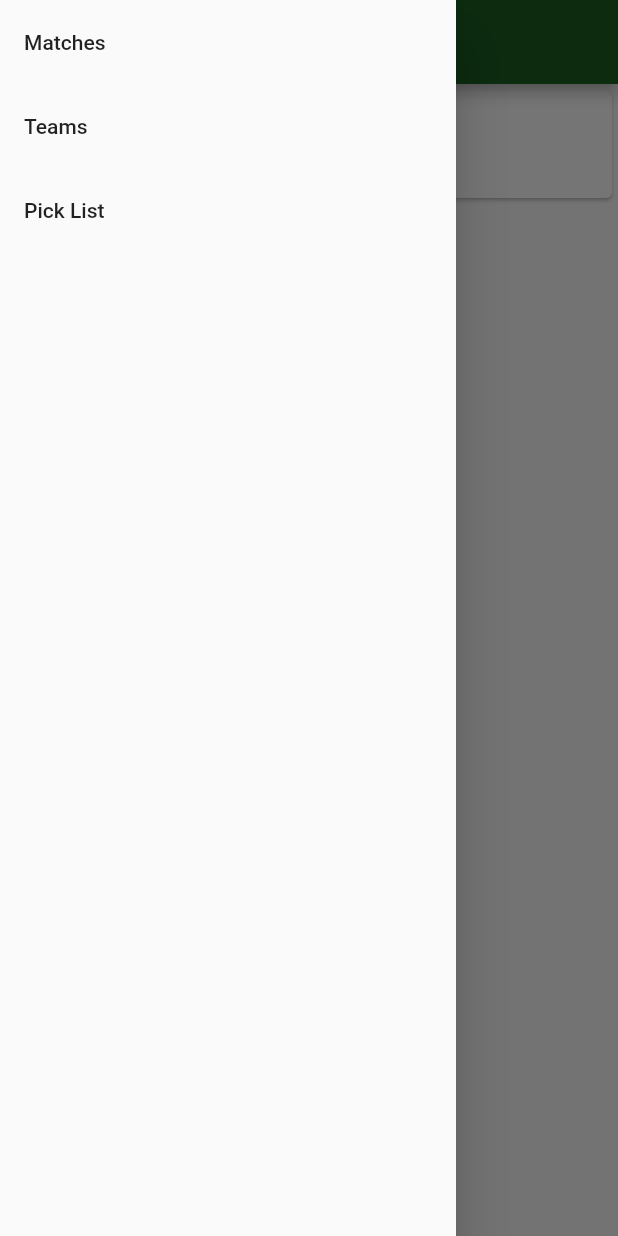
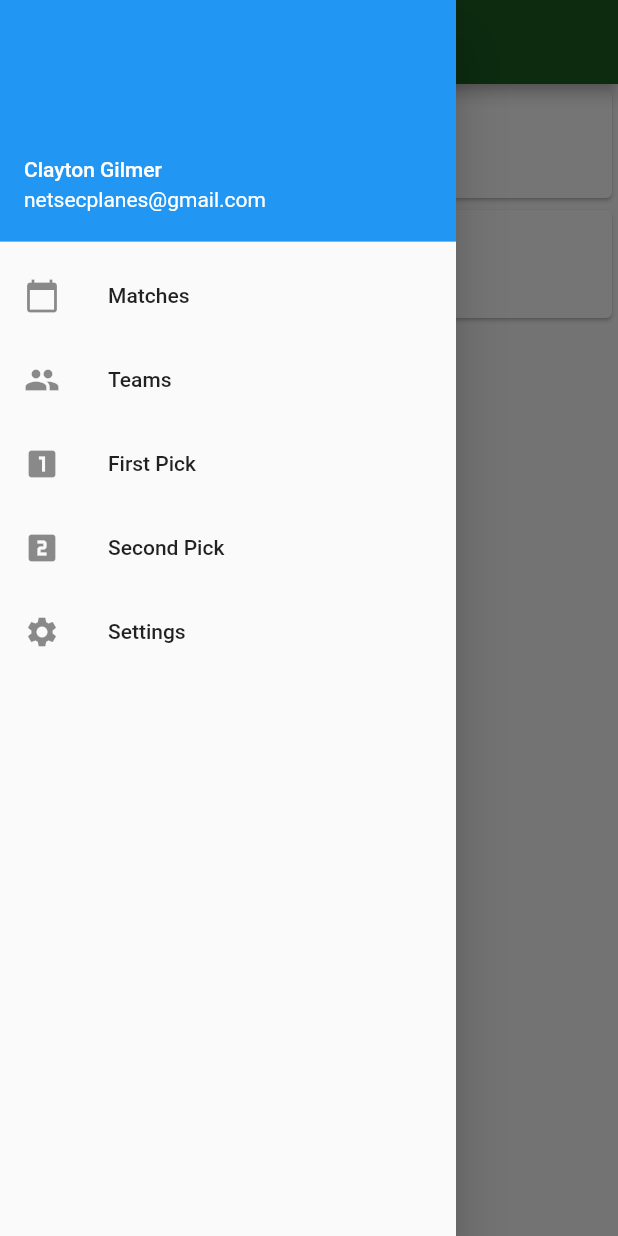
Before and after one commit to claytonjgilmer/punk_picks, a Flutter app: the HomePage screen opened directly, with the side drawer open, on a phone screen of 412 x 824 dp. Run offline on Flutter 3.47's test engine with Material 2 defaults, Android fonts, the phone set to English and light mode, and no system bars; our stand-ins replace firebase_auth, fluro, google_sign_in; accounts and stored records are empty; statements that could not run were skipped.

Commit message:
multidex, mockup homepage

```diff
--- a/lib/pages/home.dart
+++ b/lib/pages/home.dart
@@ -11,14 +11,29 @@ class HomePage extends StatelessWidget {
       drawer: Drawer(
         child: ListView(
           children: <Widget>[
+            UserAccountsDrawerHeader(
+              accountName: Text('Clayton Gilmer'),
+              accountEmail: Text('netsecplanes@gmail.com'),
+            ),
             ListTile(
               title: Text('Matches'),
+              leading: Icon(Icons.calendar_today),
             ),
             ListTile(
               title: Text('Teams'),
+              leading: Icon(Icons.people),
             ),
             ListTile(
-              title: Text('Pick List'),
+              title: Text('First Pick'),
+              leading: Icon(Icons.looks_one),
+            ),
+            ListTile(
+              title: Text('Second Pick'),
+              leading: Icon(Icons.looks_two),
+            ),
+            ListTile(
+              title: Text('Settings'),
+              leading: Icon(Icons.settings),
             )
           ],
         ),
@@ -29,8 +44,20 @@ class HomePage extends StatelessWidget {
             child: Column(
               children: <Widget>[
                 ListTile(
-                  title: Text('Scout a new match'),
-                  subtitle: Text('Scout a new match'),
+                  title: Text('Scout a match'),
+                  subtitle: Text('Start scouting a new match.'),
+                  leading: Icon(Icons.gamepad),
+                )
+              ],
+            ),
+          ),
+          Card(
+            child: Column(
+              children: <Widget>[
+                ListTile(
+                  title: Text('Scout a pit'),
+                  subtitle: Text('Start scouting a team\'s pit.'),
+                  leading: Icon(Icons.flag),
                 )
               ],
             ),
--- a/lib/pages/verify.dart
+++ b/lib/pages/verify.dart
@@ -20,7 +20,7 @@ class _VerifyPageState extends State<VerifyPage> {
   Future<void> verifyLogin() async {
     var user = await FirebaseAuth.instance.currentUser();
     if (user != null) {
-      router.navigateTo(context, '/login', transition: TransitionType.fadeIn, clearStack: true);
+      router.navigateTo(context, '/home', transition: TransitionType.fadeIn, clearStack: true);
     } else {
       router.navigateTo(context, '/login', transition: TransitionType.fadeIn, clearStack: true);
     }
--- a/pubspec.yaml
+++ b/pubspec.yaml
@@ -20,6 +20,7 @@ dependencies:
   flutter:
     sdk: flutter
   firebase_auth: ^0.14.0
+  cloud_firestore: ^0.12.9
   google_sign_in: ^4.0.6
   # The following adds the Cupertino Icons font to your application.
   # Use with the CupertinoIcons class for iOS style icons.
```
Also changed, not shown: pubspec.lock, 1 other file.
